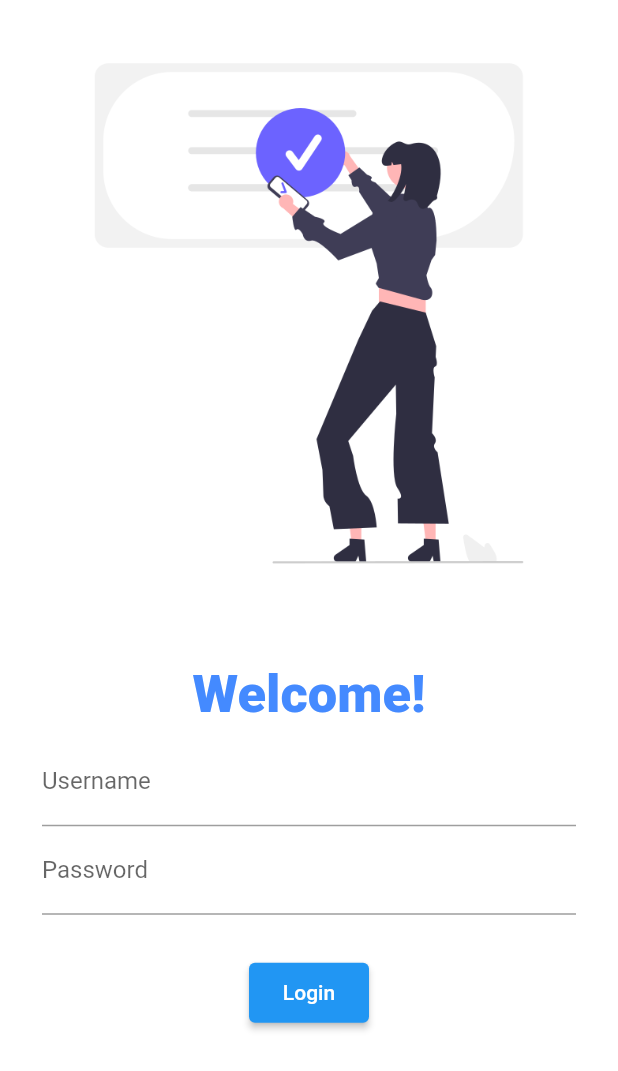
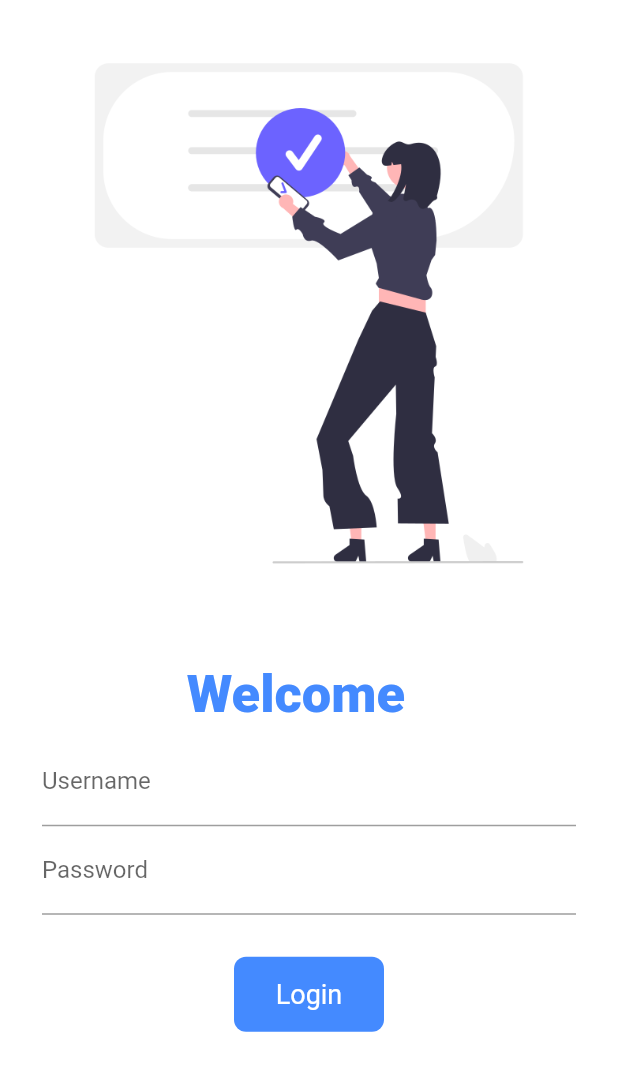
Before and after one commit to Muhammad-Usmaan/FlutterApp, a Flutter app: the screen it shows after launch, on a phone screen of 412 x 824 dp. Shown: the top 1071 px of the screen. Run offline on Flutter 3.47's test engine with Material 2 defaults, Android fonts, the phone set to English and light mode, and no system bars; our stand-ins replace google_fonts; Roboto replaces fonts that are missing (Lateef).

Commit message:
Day6 completed

```diff
--- a/lib/Pages/Login_page.dart
+++ b/lib/Pages/Login_page.dart
@@ -1,9 +1,16 @@
 import 'package:flutter/material.dart';
 import 'package:my_app/utility/routes.dart';
 
-class LoginPage extends StatelessWidget {
+class LoginPage extends StatefulWidget {
   const LoginPage({Key? key}) : super(key: key);
 
+  @override
+  State<LoginPage> createState() => _LoginPageState();
+}
+
+class _LoginPageState extends State<LoginPage> {
+  var name = "";
+  bool changeButton = false;
   @override
   Widget build(BuildContext context) {
     return Material(
@@ -16,8 +23,8 @@ class LoginPage extends StatelessWidget {
           const SizedBox(
             height: 25,
           ),
-          const Text(
-            "Welcome!",
+          Text(
+            "Welcome $name ",
             style: TextStyle(
                 fontSize: 35,
                 fontWeight: FontWeight.w900,
@@ -29,6 +36,10 @@ class LoginPage extends StatelessWidget {
               TextFormField(
                 decoration: const InputDecoration(
                     hintText: "Enter username", labelText: "Username"),
+                onChanged: (value) {
+                  name = value;
+                  setState(() {});
+                },
               ),
               TextFormField(
                 obscureText: true,
@@ -38,15 +49,43 @@ class LoginPage extends StatelessWidget {
             ]),
           ),
           SizedBox(height: 20),
-          ElevatedButton(
-            onPressed: () {
+          InkWell(
+            hoverColor: Colors.black,
+            onTap: () async {
+              setState(() {
+                changeButton = true;
+              });
+              await Future.delayed(Duration(seconds: 1));
               Navigator.pushNamed(context, MyRoutes.homeRoute);
             },
-            child: const Text("Login"),
-            style: ElevatedButton.styleFrom(
-              minimumSize: Size(80, 40),
+            child: AnimatedContainer(
+              duration: Duration(seconds: 1),
+              width: changeButton ? 50 : 100,
+              height: 50,
+              alignment: Alignment.center,
+              child: changeButton
+                  ? Icon(
+                      Icons.done,
+                      color: Colors.white,
+                    )
+                  : Text(
+                      "Login",
+                      style: TextStyle(color: Colors.white, fontSize: 18),
+                    ),
+              decoration: BoxDecoration(
+                  color: Colors.blueAccent,
+                  borderRadius: BorderRadius.circular(changeButton ? 35 : 08)),
             ),
-          )
+          ),
+          // ElevatedButton(
+          //   onPressed: () {
+          //     Navigator.pushNamed(context, MyRoutes.homeRoute);
+          //   },
+          //   child: const Text("Login"),
+          //   style: ElevatedButton.styleFrom(
+          //     minimumSize: Size(80, 40),
+          //   ),
+          // )
         ]),
       ),
     );
```
